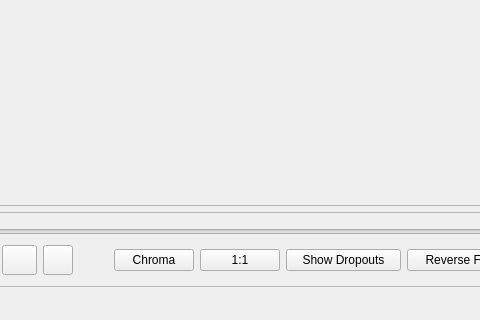
Qt form tools/ld-analyse/mainwindow.ui (happycube/ld-decode) before a commit; both pictures show x 416 to 896 and y 401 to 721 of the 991 by 721 pixel window.
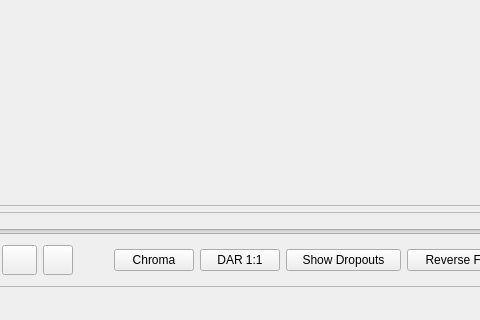
The same form after that commit. Icons and pictures are not drawn.

```diff
--- a/tools/ld-analyse/mainwindow.ui
+++ b/tools/ld-analyse/mainwindow.ui
@@ -383,7 +383,7 @@
            <item>
             <widget class="QPushButton" name="aspectPushButton">
              <property name="text">
-              <string>1:1</string>
+              <string>DAR 1:1</string>
              </property>
             </widget>
            </item>
```
Left out of the diff: 4 changed lines with no effect on the pictures.
